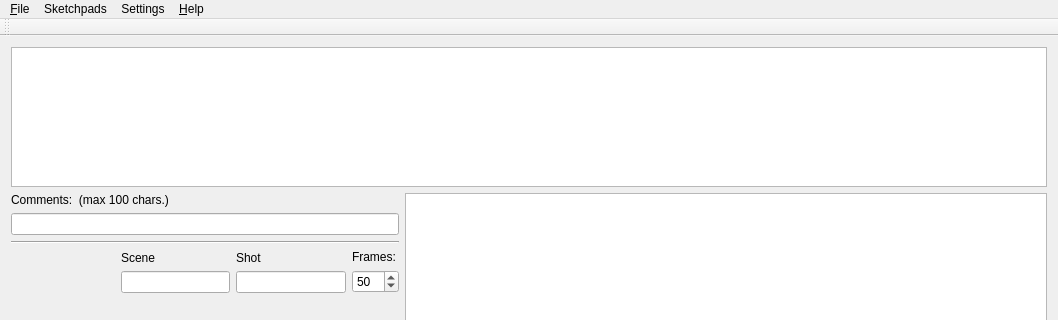
davidlamhauge/dastoryboard, file mainwindow.ui: the form before one commit; both pictures show x 0 to 1058 and y 0 to 320 of the 1058 by 818 pixel window.
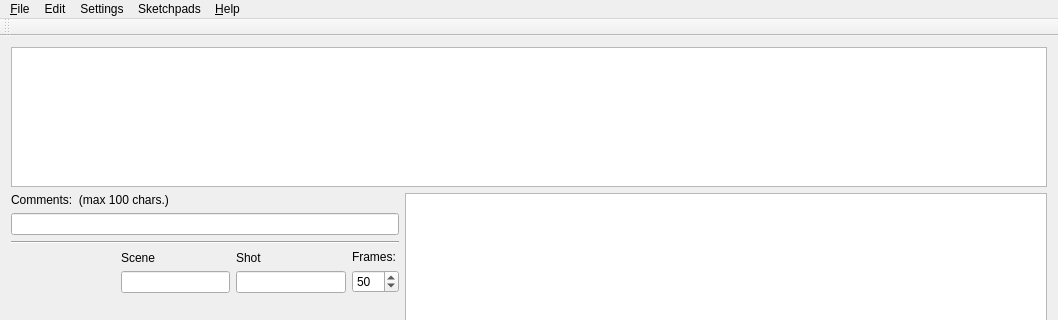
The form after the commit.

```diff
--- a/mainwindow.ui
+++ b/mainwindow.ui
@@ -274,9 +274,17 @@
     </property>
     <addaction name="action_About"/>
    </widget>
+   <widget class="QMenu" name="menuEdit_2">
+    <property name="title">
+     <string>Edit</string>
+    </property>
+    <addaction name="actionErase_All"/>
+    <addaction name="actionErase_Sketch_Pen"/>
+   </widget>
    <addaction name="menu_File"/>
-   <addaction name="menuEdit"/>
+   <addaction name="menuEdit_2"/>
    <addaction name="menuSettings"/>
+   <addaction name="menuEdit"/>
    <addaction name="menu_Help"/>
   </widget>
   <widget class="QToolBar" name="mainToolBar">
```
Left out of the diff: 31 changed lines with no effect on the pictures.
